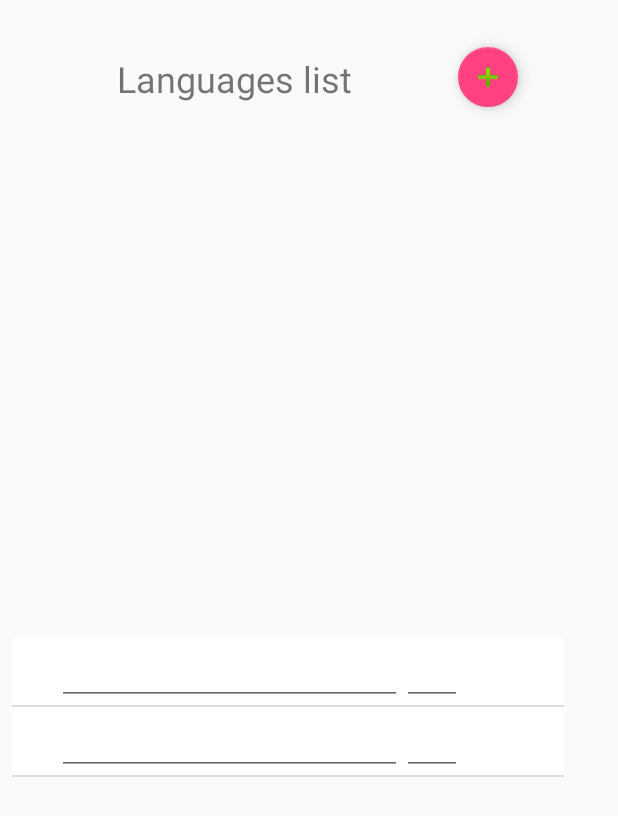
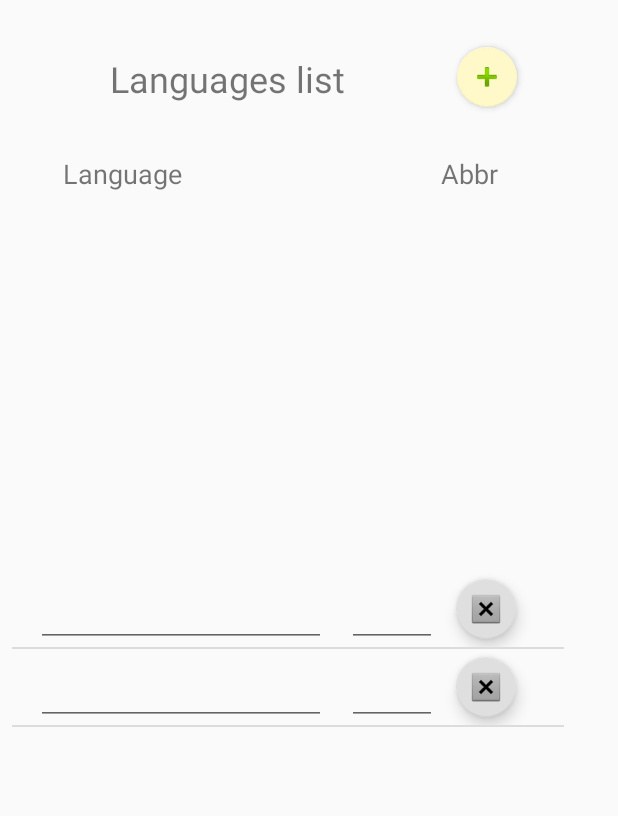
Before and after one commit to jkuklis/PersonalDictionary, an Android app: the DictionaryCreate screen opened directly, with no data from a screen before it, on a phone screen of 412 x 824 dp. Shown: the top 816 px of the screen. Run offline under Robolectric (Android 15) with nearby library versions, the phone set to English and light mode, and no system bars.

Commit message:
Add languages

```diff
--- a/app/src/main/java/com/example/jkuklis/personaldictionary/DictionaryCreate.java
+++ b/app/src/main/java/com/example/jkuklis/personaldictionary/DictionaryCreate.java
@@ -39,10 +39,14 @@ import android.widget.EditText;
 import android.widget.ListView;
 import android.widget.TextView;
 
-public class DictionaryCreate extends Activity {
+import java.util.ArrayList;
 
-    private String[] arrText =
-            new String[]{"", ""};
+public class DictionaryCreate extends Activity implements
+        View.OnClickListener {
+
+    private ArrayList<String> languages = new ArrayList<>();
+    private MyListAdapter adapter;
+
     private String[] arrTemp;
     @Override
     protected void onCreate(Bundle savedInstanceState) {
@@ -50,11 +54,15 @@ public class DictionaryCreate extends Activity {
         super.onCreate(savedInstanceState);
         setContentView(R.layout.activity_dictionary_create);
 
-        arrTemp = new String[arrText.length];
+        languages.add("");
+        languages.add("");
+        arrTemp = new String[languages.size()];
 
-        MyListAdapter myListAdapter = new MyListAdapter();
+        adapter = new MyListAdapter();
+
         ListView listView = (ListView) findViewById(R.id.listViewMain);
-        listView.setAdapter(myListAdapter);
+        listView.setAdapter(adapter);
+
     }
 
     private class MyListAdapter extends BaseAdapter{
@@ -62,8 +70,8 @@ public class DictionaryCreate extends Activity {
         @Override
         public int getCount() {
             // TODO Auto-generated method stub
-            if(arrText != null && arrText.length != 0){
-                return arrText.length;
+            if(languages != null && languages.size() != 0){
+                return languages.size();
             }
             return 0;
         }
@@ -71,7 +79,7 @@ public class DictionaryCreate extends Activity {
         @Override
         public Object getItem(int position) {
             // TODO Auto-generated method stub
-            return arrText[position];
+            return languages.get(position);
         }
 
         @Override
@@ -102,7 +110,7 @@ public class DictionaryCreate extends Activity {
 
             holder.ref = position;
 
-            holder.textView1.setText(arrText[position]);
+            holder.textView1.setText(languages.get(position));
             holder.editText1.setText(arrTemp[position]);
             holder.editText1.addTextChangedListener(new TextWatcher() {
 
@@ -138,4 +146,17 @@ public class DictionaryCreate extends Activity {
 
     }
 
+    private void add_language() {
+        languages.add("");
+        arrTemp = new String[languages.size()];
+    }
+
+    @Override
+    public void onClick(View v) {
+        switch (v.getId()) {
+            case R.id.addLanguage:
+                add_language();
+                break;
+        }
+    }
 }
--- a/app/src/main/res/layout/activity_dictionary_create.xml
+++ b/app/src/main/res/layout/activity_dictionary_create.xml
@@ -15,32 +15,33 @@
         android:textSize="24sp"
         app:layout_constraintTop_toTopOf="parent"
         android:layout_marginTop="36dp"
-        android:layout_marginLeft="16dp"
-        app:layout_constraintLeft_toLeftOf="parent"
-        android:layout_marginStart="78dp" />
+        android:layout_marginLeft="73dp"
+        app:layout_constraintLeft_toLeftOf="parent" />
 
     <android.support.design.widget.FloatingActionButton
         android:id="@+id/addLanguage"
         android:layout_width="wrap_content"
         android:layout_height="wrap_content"
+        android:layout_marginEnd="61dp"
+        android:layout_marginLeft="8dp"
+        android:layout_marginRight="61dp"
+        android:layout_marginTop="31dp"
         android:clickable="true"
+        app:elevation="3dp"
         app:fabSize="mini"
-        app:srcCompat="@android:drawable/ic_input_add"
+        app:backgroundTint="@color/action_button"
+        app:layout_constraintHorizontal_bias="0.918"
+        app:layout_constraintLeft_toRightOf="@+id/languageHeader"
+        app:layout_constraintRight_toRightOf="parent"
         app:layout_constraintTop_toTopOf="parent"
-        android:layout_marginTop="31dp"
-        android:layout_marginRight="61dp"
-        app:layout_constraintRight_toRightOf="parent"
-        android:layout_marginEnd="61dp"
-        app:layout_constraintLeft_toRightOf="@+id/languageHeader"
-        android:layout_marginLeft="8dp"
-        app:layout_constraintHorizontal_bias="0.918" />
+        app:srcCompat="@android:drawable/ic_input_add" />
 
     <ListView
         android:id="@+id/listViewMain"
         android:layout_width="368dp"
-        android:layout_height="397dp"
+        android:layout_height="427dp"
         android:layout_gravity="bottom"
-        android:layout_marginBottom="2dp"
+        android:layout_marginBottom="16dp"
         android:layout_marginLeft="8dp"
         android:layout_weight="0.36"
         app:layout_constraintBottom_toBottomOf="parent"
@@ -48,4 +49,26 @@
         app:layout_constraintLeft_toLeftOf="parent"
         app:layout_constraintRight_toRightOf="parent" />
 
+    <TextView
+        android:id="@+id/textView"
+        android:layout_width="wrap_content"
+        android:layout_height="wrap_content"
+        android:text="@string/lang_header"
+        android:textSize="18sp"
+        app:layout_constraintTop_toTopOf="parent"
+        android:layout_marginTop="103dp"
+        android:layout_marginLeft="42dp"
+        app:layout_constraintLeft_toLeftOf="parent" />
+
+    <TextView
+        android:id="@+id/textView2"
+        android:layout_width="wrap_content"
+        android:layout_height="wrap_content"
+        android:layout_marginRight="80dp"
+        android:layout_marginTop="103dp"
+        android:text="@string/lang_short_header"
+        android:textSize="18sp"
+        app:layout_constraintRight_toRightOf="parent"
+        app:layout_constraintTop_toTopOf="parent" />
+
 </android.support.constraint.ConstraintLayout>
--- a/app/src/main/res/layout/language_list_item.xml
+++ b/app/src/main/res/layout/language_list_item.xml
@@ -1,27 +1,49 @@
 <?xml version="1.0" encoding="utf-8"?>
-<LinearLayout xmlns:android="http://schemas.android.com/apk/res/android"
+<android.support.constraint.ConstraintLayout xmlns:android="http://schemas.android.com/apk/res/android"
+    xmlns:app="http://schemas.android.com/apk/res-auto"
+    xmlns:tools="http://schemas.android.com/tools"
     android:layout_width="match_parent"
     android:layout_height="match_parent"
-    android:background="@android:color/white"
-    android:orientation="horizontal" >
+    tools:context="com.example.jkuklis.personaldictionary.DictionaryMain">
 
     <EditText
         android:id="@+id/textView1"
-        android:layout_width="230dp"
+        android:layout_width="193dp"
+        android:layout_height="wrap_content"
         android:textColor="@android:color/black"
-        android:layout_height="wrap_content"
-        android:layout_marginLeft="30dp"
-        android:text="15dp" />
+        android:layout_marginLeft="16dp"
+        app:layout_constraintLeft_toLeftOf="parent"
+        app:layout_constraintTop_toTopOf="parent"
+        android:layout_marginTop="5dp" />
 
     <EditText
         android:id="@+id/editText1"
-        android:layout_width="40dp"
+        android:layout_width="60dp"
         android:layout_height="wrap_content"
+        android:layout_weight="0.11"
         android:textColor="@android:color/black"
-        android:ems="10"
-        android:layout_marginRight="30dp"
-        >
+        app:layout_constraintTop_toTopOf="parent"
+        android:layout_marginTop="5dp"
+        app:layout_constraintLeft_toRightOf="@+id/textView1"
+        android:layout_marginLeft="14dp">
 
     </EditText>
 
-</LinearLayout>
+    <android.support.design.widget.FloatingActionButton
+        android:id="@+id/floatingActionButton"
+        android:layout_width="wrap_content"
+        android:layout_height="wrap_content"
+        android:layout_marginLeft="8dp"
+        android:layout_marginRight="16dp"
+        android:layout_marginTop="5dp"
+        android:layout_weight="1"
+        android:clickable="true"
+        app:backgroundTint="@color/delete_button"
+        app:fabSize="mini"
+        app:layout_constraintHorizontal_bias="0.235"
+        app:layout_constraintLeft_toRightOf="@+id/editText1"
+        app:layout_constraintRight_toRightOf="parent"
+        app:layout_constraintTop_toTopOf="parent"
+        app:srcCompat="@android:drawable/btn_dialog" />
+
+</android.support.constraint.ConstraintLayout>
--- a/app/src/main/res/values/colors.xml
+++ b/app/src/main/res/values/colors.xml
@@ -2,6 +2,8 @@
 <resources>
     <color name="colorPrimary">#3F51B5</color>
     <color name="colorPrimaryDark">#303F9F</color>
-    <color name="colorAccent">#FF4081</color>
+    <color name="colorAccent">#302cff</color>
     <color name="button">#ffd815</color>
+    <color name="action_button">#fff9c9</color>
+    <color name="delete_button">#dfdfdf</color>
 </resources>
--- a/app/src/main/res/values/strings.xml
+++ b/app/src/main/res/values/strings.xml
@@ -17,4 +17,6 @@
     <string name="position_placeholder">Position</string>
     <string name="id_placeholder">ID</string>
     <string name="lang_list">Languages list</string>
+    <string name="lang_header">Language</string>
+    <string name="lang_short_header">Abbr</string>
 </resources>
```
